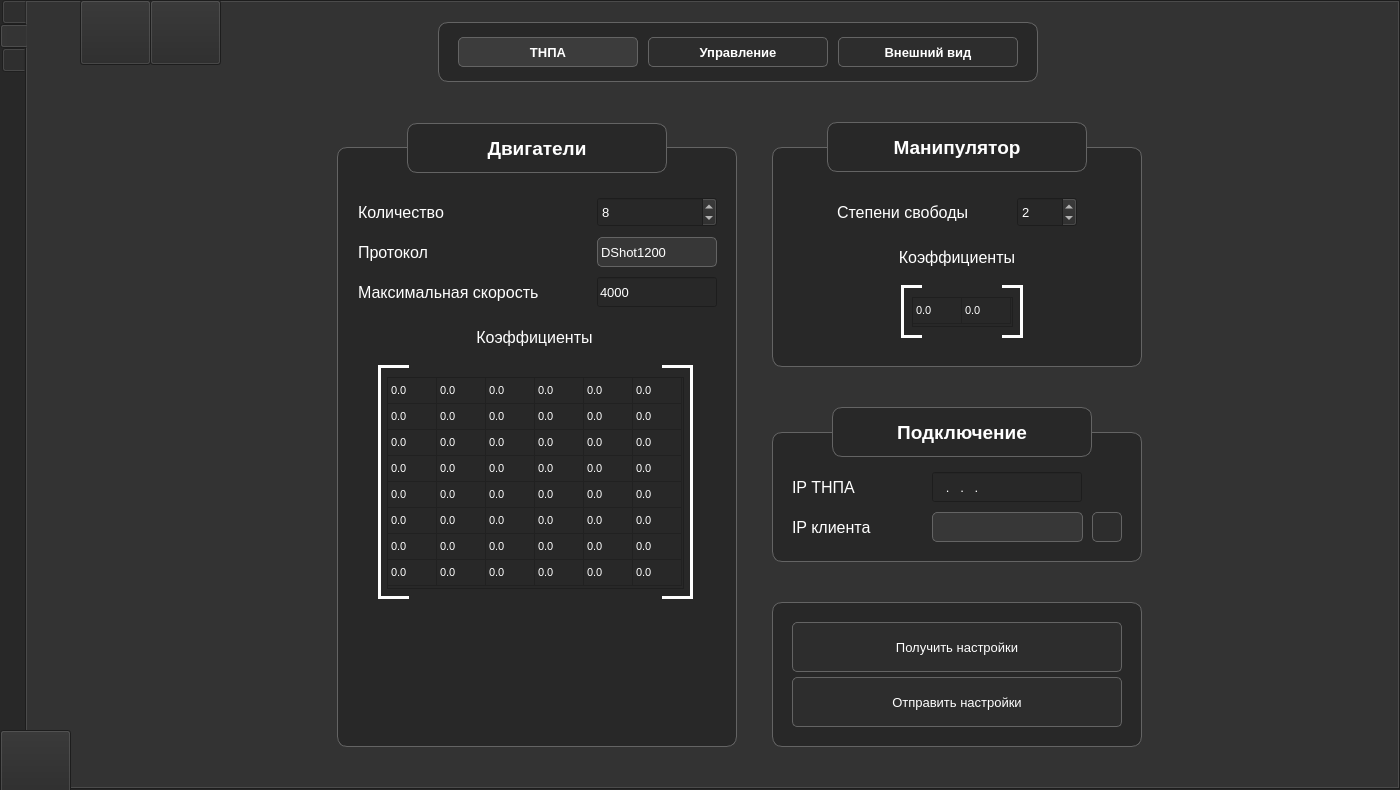
Old version of the form src/MainWindow/MainWindow.ui in the repository PolarStarWalker/PolarUV-client.
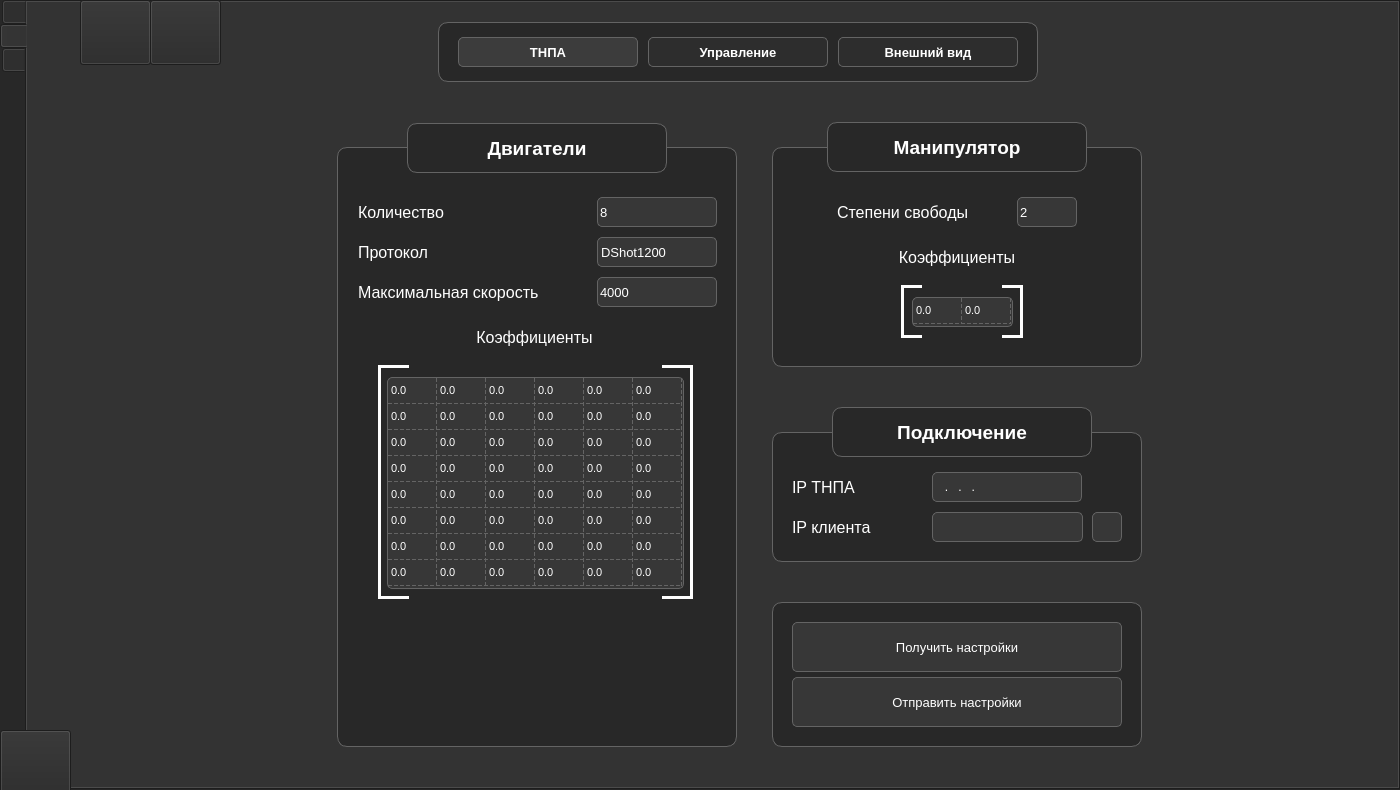
New version of the form. The open tabs and pages were chosen to show the change. Icons and pictures are not drawn.

Commit message: Перерисовал оставшиеся элементы

Patch:
```diff
--- a/src/MainWindow/MainWindow.ui
+++ b/src/MainWindow/MainWindow.ui
@@ -879,7 +879,7 @@
      <enum>QTabWidget::Rounded</enum>
     </property>
     <property name="currentIndex">
-     <number>0</number>
+     <number>1</number>
     </property>
     <property name="iconSize">
      <size>
@@ -1369,6 +1369,7 @@
            <family>Arial</family>
            <pointsize>10</pointsize>
            <weight>50</weight>
+           <italic>false</italic>
            <bold>false</bold>
            <kerning>true</kerning>
           </font>
@@ -1376,6 +1377,65 @@
          <property name="mouseTracking">
           <bool>false</bool>
          </property>
+         <property name="styleSheet">
+          <string notr="true">QSpinBox {
+	font: 10pt &quot;Arial&quot;;
+	color: white;
+	selection-background-color: black;
+	background: rgb(55,55,55);
+    padding-right: 15px; /* make room for the arrows */
+    border: 1px solid rgb(100,100,100);
+	border-radius: 5px;
+}
+
+QSpinBox::up-button {
+    subcontrol-origin: border;
+    subcontrol-position: top right; /* position at the top right corner */
+    width: 10px;
+	height: 10px;
+	border-radius: 5px;
+	top: 4px;
+	right: 8px;
+}
+
+QSpinBox::up-button:pressed {
+    top: 5px;
+}
+
+QSpinBox::up-arrow {
+    image: url(Icons/ComboBoxUpArrow.png);
+	width: 10px;
+	height: 10px;
+}
+
+QSpinBox::up-arrow:disabled, QSpinBox::up-arrow:off { /* off state when value is max */
+   image: none;
+}
+
+QSpinBox::down-button {
+    subcontrol-origin: border;
+    subcontrol-position: bottom right; /* position at bottom right corner */
+    width: 10px;
+	height: 10px;
+	border-radius: 5px;
+	bottom: 5px;
+	right: 8px;
+}
+
+QSpinBox::down-button:pressed {
+    bottom: 4px;
+}
+
+QSpinBox::down-arrow {
+    image: url(Icons/ComboBoxDownArrow.png);
+	width: 10px;
+	height: 10px;
+}
+
+QSpinBox::down-arrow:disabled, QSpinBox::down-arrow:off { /* off state when value in min */
+ 	image: none;
+}</string>
+         </property>
          <property name="minimum">
           <number>1</number>
          </property>
@@ -1456,6 +1516,7 @@
            <family>Arial</family>
            <pointsize>8</pointsize>
            <weight>50</weight>
+           <italic>false</italic>
            <bold>false</bold>
            <kerning>true</kerning>
           </font>
@@ -1463,6 +1524,17 @@
          <property name="mouseTracking">
           <bool>false</bool>
          </property>
+         <property name="styleSheet">
+          <string notr="true">QTableView {
+	font: 8pt &quot;Arial&quot;;
+	color: white;
+	background: rgb(55,55,55);
+    selection-background-color: black;
+	gridline-color: rgb(100,100,100);
+	border: 1px solid rgb(100,100,100);
+	border-radius: 5px;
+}</string>
+         </property>
          <property name="frameShape">
           <enum>QFrame::StyledPanel</enum>
          </property>
@@ -1494,7 +1566,7 @@
           <bool>true</bool>
          </property>
          <property name="gridStyle">
-          <enum>Qt::SolidLine</enum>
+          <enum>Qt::DashLine</enum>
          </property>
          <property name="sortingEnabled">
           <bool>false</bool>
@@ -1731,7 +1803,7 @@
          <property name="styleSheet">
           <string notr="true">color:rgb(255,255,255);
 
-background-color:rgb(45,45,45);
+background-color:rgb(55,55,55);
 
 border-width:1px;
 border-color :rgb(100,100,100);
@@ -1766,7 +1838,7 @@
          <property name="styleSheet">
           <string notr="true">color:rgb(255,255,255);
 
-background-color:rgb(45,45,45);
+background-color:rgb(55,55,55);
 
 border-width:1px;
 border-color :rgb(100,100,100);
@@ -1789,6 +1861,16 @@
            <height>30</height>
           </rect>
          </property>
+         <property name="styleSheet">
+          <string notr="true">QLineEdit {
+	font: 10pt &quot;Arial&quot;;
+	color: white;
+	background: rgb(55,55,55);
+	selection-background-color: black;
+    border: 1px solid rgb(100,100,100);
+    border-radius: 5px;
+}</string>
+         </property>
          <property name="inputMask">
           <string>000.000.000.000</string>
          </property>
@@ -1852,7 +1934,7 @@
          <property name="styleSheet">
           <string notr="true">color:rgb(255,255,255);
 
-background-color:rgb(45,45,45);
+background-color:rgb(55,55,55);
 
 border-width:1px;
 border-color :rgb(100,100,100);
@@ -2349,6 +2431,7 @@
            <family>Arial</family>
            <pointsize>10</pointsize>
            <weight>50</weight>
+           <italic>false</italic>
            <bold>false</bold>
            <kerning>true</kerning>
           </font>
@@ -2356,6 +2439,65 @@
          <property name="mouseTracking">
           <bool>false</bool>
          </property>
+         <property name="styleSheet">
+          <string notr="true">QSpinBox {
+	font: 10pt &quot;Arial&quot;;
+	color: white;
+	selection-background-color: black;
+	background: rgb(55,55,55);
+    padding-right: 15px; /* make room for the arrows */
+    border: 1px solid rgb(100,100,100);
+	border-radius: 5px;
+}
+
+QSpinBox::up-button {
+    subcontrol-origin: border;
+    subcontrol-position: top right; /* position at the top right corner */
+    width: 10px;
+	height: 10px;
+	border-radius: 5px;
+	top: 4px;
+	right: 8px;
+}
+
+QSpinBox::up-button:pressed {
+    top: 5px;
+}
+
+QSpinBox::up-arrow {
+    image: url(Icons/ComboBoxUpArrow.png);
+	width: 10px;
+	height: 10px;
+}
+
+QSpinBox::up-arrow:disabled, QSpinBox::up-arrow:off { /* off state when value is max */
+   image: none;
+}
+
+QSpinBox::down-button {
+    subcontrol-origin: border;
+    subcontrol-position: bottom right; /* position at bottom right corner */
+    width: 10px;
+	height: 10px;
+	border-radius: 5px;
+	bottom: 5px;
+	right: 8px;
+}
+
+QSpinBox::down-button:pressed {
+    bottom: 4px;
+}
+
+QSpinBox::down-arrow {
+    image: url(Icons/ComboBoxDownArrow.png);
+	width: 10px;
+	height: 10px;
+}
+
+QSpinBox::down-arrow:disabled, QSpinBox::down-arrow:off { /* off state when value in min */
+ 	image: none;
+}</string>
+         </property>
          <property name="minimum">
           <number>1</number>
          </property>
@@ -2380,6 +2522,7 @@
            <family>Arial</family>
            <pointsize>10</pointsize>
            <weight>50</weight>
+           <italic>false</italic>
            <bold>false</bold>
            <kerning>true</kerning>
           </font>
@@ -2387,6 +2530,16 @@
          <property name="mouseTracking">
           <bool>false</bool>
          </property>
+         <property name="styleSheet">
+          <string notr="true">QLineEdit {
+	font: 10pt &quot;Arial&quot;;
+	color: white;
+	background: rgb(55,55,55);
+	selection-background-color: black;
+    border: 1px solid rgb(100,100,100);
+    border-radius: 5px;
+}</string>
+         </property>
          <property name="text">
           <string>4000</string>
          </property>
@@ -2433,6 +2586,7 @@
            <family>Arial</family>
            <pointsize>8</pointsize>
            <weight>50</weight>
+           <italic>false</italic>
            <bold>false</bold>
            <kerning>true</kerning>
           </font>
@@ -2440,6 +2594,17 @@
          <property name="mouseTracking">
           <bool>false</bool>
          </property>
+         <property name="styleSheet">
+          <string notr="true">QTableView {
+	font: 8pt &quot;Arial&quot;;
+	color: white;
+	background: rgb(55,55,55);
+    selection-background-color: black;
+	gridline-color: rgb(100,100,100);
+	border: 1px solid rgb(100,100,100);
+	border-radius: 5px;
+}</string>
+         </property>
          <property name="frameShape">
           <enum>QFrame::StyledPanel</enum>
          </property>
@@ -2471,7 +2636,7 @@
           <bool>true</bool>
          </property>
          <property name="gridStyle">
-          <enum>Qt::SolidLine</enum>
+          <enum>Qt::DashLine</enum>
          </property>
          <property name="sortingEnabled">
           <bool>false</bool>
@@ -5913,11 +6078,11 @@
          <property name="styleSheet">
           <string notr="true">color:rgb(255,255,255);
 
-background-color:rgb(45,45,45);
+background-color:rgb(55,55,55);
 
 border-width:1px;
 border-color :rgb(100,100,100);
-border-radius:10px;
+border-radius:5px;
 border-style:solid;</string>
          </property>
          <property name="text">
@@ -5976,7 +6141,7 @@
          <property name="styleSheet">
           <string notr="true">color:rgb(255,255,255);
 
-background-color:rgb(45,45,45);
+background-color:rgb(55,55,55);
 
 border-width:1px;
 border-color :rgb(100,100,100);
@@ -6008,7 +6173,7 @@
          <property name="styleSheet">
           <string notr="true">color:rgb(255,255,255);
 
-background-color:rgb(45,45,45);
+background-color:rgb(55,55,55);
 
 border-width:1px;
 border-color :rgb(100,100,100);
```
